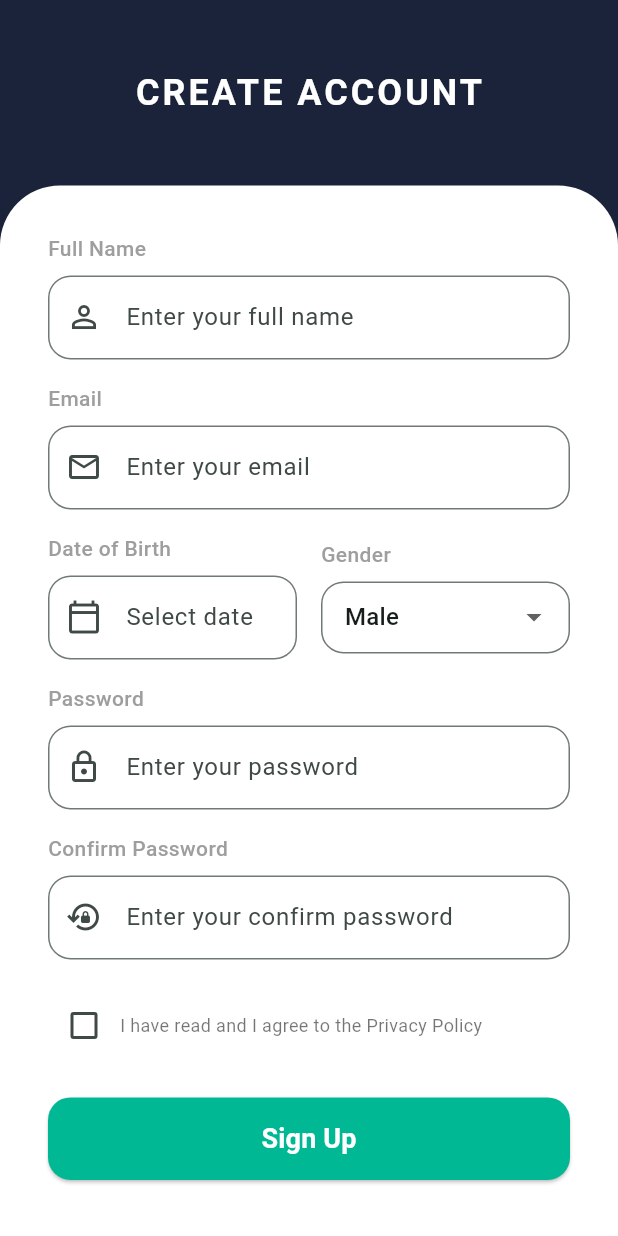
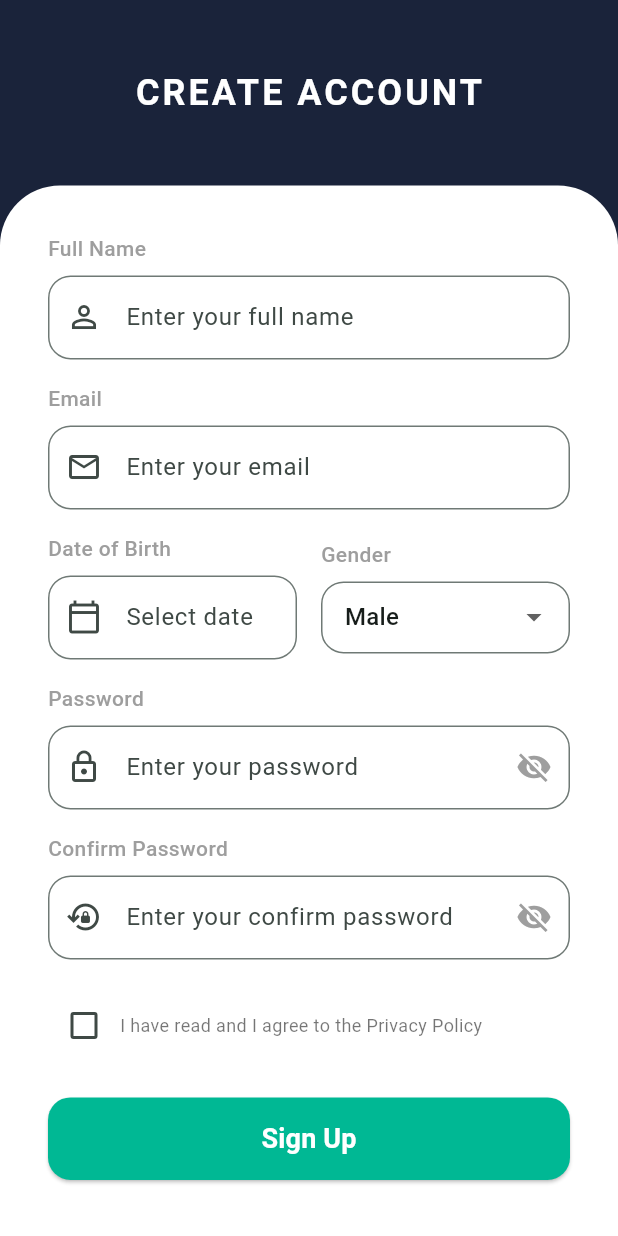
Before and after one commit to Hassan7319/bite_scan, a Flutter app: the screen it shows after launch, after a tap on an icon or button, on a phone screen of 412 x 824 dp. Run offline on Flutter 3.47's test engine with Material 3 defaults, Android fonts, the phone set to English and light mode, and no system bars; our stand-ins replace cloud_firestore, firebase_ai, firebase_auth, firebase_core, image_picker; accounts and stored records are empty.

```diff
--- a/lib/screens/login_screen.dart
+++ b/lib/screens/login_screen.dart
@@ -14,6 +14,7 @@ class _LoginScreenState extends State<LoginScreen> {
   final _emailController = TextEditingController();
   final _passwordController = TextEditingController();
   bool _isLoading = false;
+  bool _obscurePassword = true;
 
   @override
   void dispose() {
@@ -176,10 +177,21 @@ class _LoginScreenState extends State<LoginScreen> {
                             const SizedBox(height: 8),
                             TextField(
                               controller: _passwordController,
-                              obscureText: true,
+                              obscureText: _obscurePassword,
                               decoration: InputDecoration(
                                 hintText: 'Enter your password',
                                 prefixIcon: const Icon(Icons.lock_outline),
+                                suffixIcon: IconButton(
+                                  icon: Icon(
+                                    _obscurePassword ? Icons.visibility_off : Icons.visibility,
+                                    color: Colors.grey,
+                                  ),
+                                  onPressed: () {
+                                    setState(() {
+                                      _obscurePassword = !_obscurePassword;
+                                    });
+                                  },
+                                ),
                                 border: OutlineInputBorder(borderRadius: BorderRadius.circular(15)),
                               ),
                             ),
--- a/lib/screens/signup_screen.dart
+++ b/lib/screens/signup_screen.dart
@@ -20,6 +20,8 @@ class _SignupScreenState extends State<SignupScreen> {
   String _selectedGender = 'Male';
   bool _agreeToPolicy = false;
   bool _isLoading = false;
+  bool _obscurePassword = true;
+  bool _obscureConfirmPassword = true;
 
   @override
   void dispose() {
@@ -169,7 +171,7 @@ class _SignupScreenState extends State<SignupScreen> {
                                       const Text('Gender', style: TextStyle(color: Colors.grey, fontWeight: FontWeight.w500)),
                                       const SizedBox(height: 8),
                                       DropdownButtonFormField<String>(
-                                        value: _selectedGender,
+                                        initialValue: _selectedGender,
                                         decoration: InputDecoration(
                                           border: OutlineInputBorder(borderRadius: BorderRadius.circular(15)),
                                           contentPadding: const EdgeInsets.symmetric(horizontal: 12),
@@ -185,9 +187,29 @@ class _SignupScreenState extends State<SignupScreen> {
                               ],
                             ),
                             const SizedBox(height: 16),
-                            _buildTextField('Password', _passwordController, Icons.lock_outline, obscure: true),
+                            _buildTextField(
+                              'Password',
+                              _passwordController,
+                              Icons.lock_outline,
+                              obscure: _obscurePassword,
+                              onToggleVisibility: () {
+                                setState(() {
+                                  _obscurePassword = !_obscurePassword;
+                                });
+                              },
+                            ),
                             const SizedBox(height: 16),
-                            _buildTextField('Confirm Password', _confirmPasswordController, Icons.lock_reset_outlined, obscure: true),
+                            _buildTextField(
+                              'Confirm Password',
+                              _confirmPasswordController,
+                              Icons.lock_reset_outlined,
+                              obscure: _obscureConfirmPassword,
+                              onToggleVisibility: () {
+                                setState(() {
+                                  _obscureConfirmPassword = !_obscureConfirmPassword;
+                                });
+                              },
+                            ),
                             const SizedBox(height: 20),
                             Row(
                               children: [
@@ -254,7 +276,7 @@ class _SignupScreenState extends State<SignupScreen> {
     );
   }
 
-  Widget _buildTextField(String label, TextEditingController controller, IconData icon, {bool obscure = false}) {
+  Widget _buildTextField(String label, TextEditingController controller, IconData icon, {bool obscure = false, VoidCallback? onToggleVisibility}) {
     return Column(
       crossAxisAlignment: CrossAxisAlignment.start,
       children: [
@@ -266,6 +288,15 @@ class _SignupScreenState extends State<SignupScreen> {
           decoration: InputDecoration(
             hintText: 'Enter your ${label.toLowerCase()}',
             prefixIcon: Icon(icon),
+            suffixIcon: onToggleVisibility != null
+                ? IconButton(
+                    icon: Icon(
+                      obscure ? Icons.visibility_off : Icons.visibility,
+                      color: Colors.grey,
+                    ),
+                    onPressed: onToggleVisibility,
+                  )
+                : null,
             border: OutlineInputBorder(borderRadius: BorderRadius.circular(15)),
           ),
         ),
```
